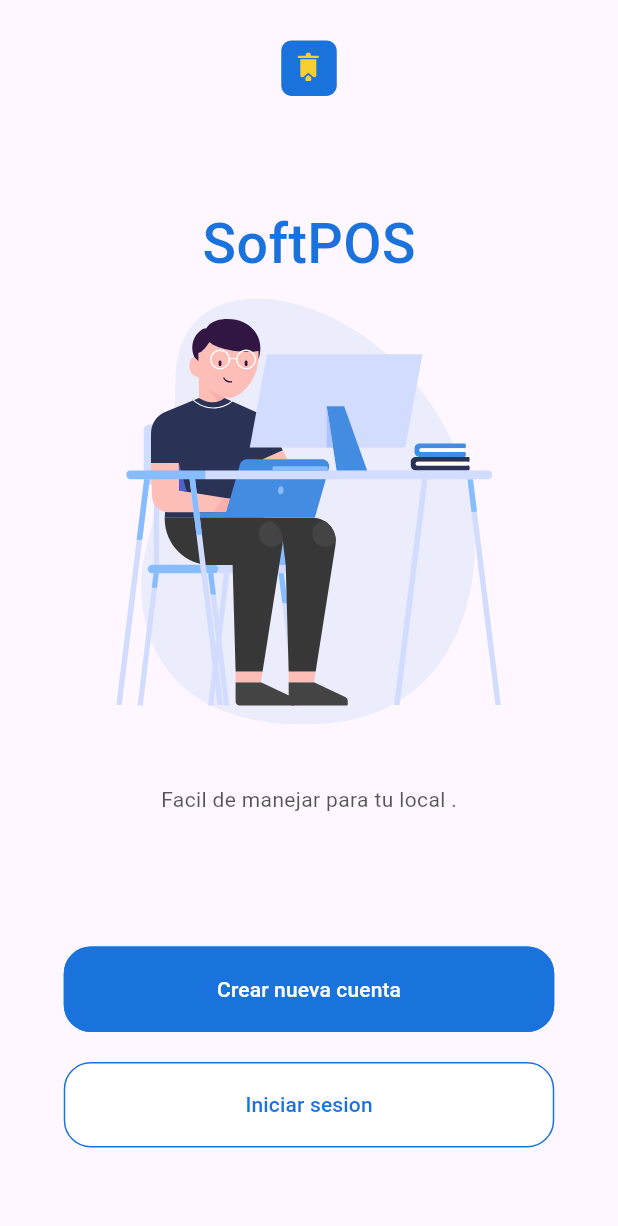
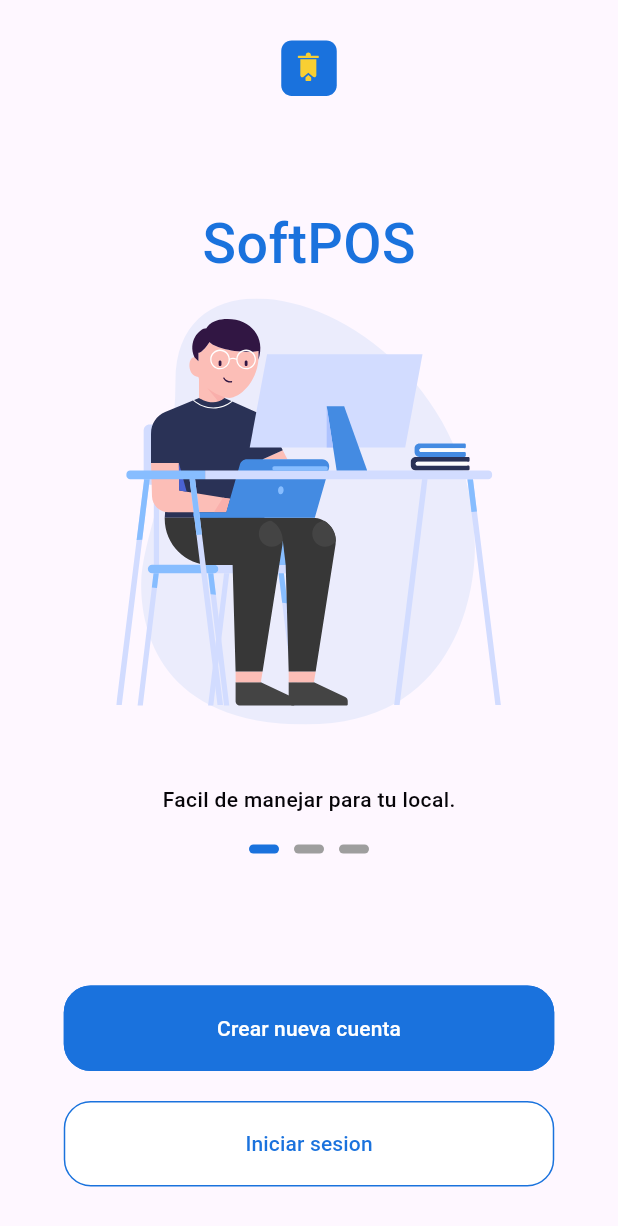
Before and after one commit to gustavosantaella/inventory, a Flutter app: the screen it shows after launch, on a phone screen of 412 x 824 dp. Shown: the top 1226 px of the screen. Run offline on Flutter 3.47's test engine with Material 3 defaults, Android fonts, the phone set to English and light mode, and no system bars; our stand-ins replace flutter_svg.

Commit message:
feat: add line

```diff
--- a/point_of_sales/lib/config/constants.dart
+++ b/point_of_sales/lib/config/constants.dart
@@ -2,7 +2,7 @@ import 'package:flutter/material.dart';
 
 class _ConstColors {
   Color blue = const Color.fromRGBO(26, 114, 221, 1);
-  Color black1 = const Color.fromARGB(173, 6, 4, 8);
+  Color black1 = const Color.fromARGB(255, 6, 4, 8);
 }
 
 class _Lang {
--- a/point_of_sales/lib/helpers/lang.dart
+++ b/point_of_sales/lib/helpers/lang.dart
@@ -4,7 +4,7 @@ String lang(String key, {String? lang}) {
   String l = lang ?? ConstApp.lang.defaultLang;
   Map<String, Map<String, String>> map = {
     "es": {
-      "Easy Management for your Store": "Facil de manejar para tu local ",
+      "Easy Management for your Store": "Facil de manejar para tu local",
       "Log in as Owner": "Iniciar sesion como Administrador",
       "Log in as Employee": "Iniciar sesion como Empleado",
       "Log in": "Iniciar sesion",
@@ -13,5 +13,5 @@ String lang(String key, {String? lang}) {
     "en": {}
   };
 
-  return map[l]?[key] ?? key;
+  return map[l]?[key]?.trim() ?? key.trim();
 }
--- a/point_of_sales/lib/modules/auth/screens/login_or_signin.dart
+++ b/point_of_sales/lib/modules/auth/screens/login_or_signin.dart
@@ -5,6 +5,7 @@ import 'package:point_of_sales/config/constants.dart';
 import 'package:point_of_sales/helpers/lang.dart';
 import 'package:point_of_sales/helpers/styles/button.dart';
 import 'package:flutter_svg/flutter_svg.dart';
+import 'package:point_of_sales/widgets/line.dart';
 
 class LoginOrSigin extends StatefulWidget {
   const LoginOrSigin({super.key});
@@ -52,7 +53,18 @@ class _LoginOrSigingState extends State<LoginOrSigin> {
                       const SizedBox(height: 40),
                       Text(
                         "${lang("Easy Management for your Store")}.",
-                        style: TextStyle(color: ConstApp.colors().black1),
+                        style: TextStyle(
+                            color: ConstApp.colors().black1,
+                            fontWeight: FontWeight.w500),
+                      ),
+                      const SizedBox(height: 20),
+                      Wrap(
+                        spacing: 10,
+                        children: [
+                          line(color: ConstApp.colors().blue),
+                          line(),
+                          line(),
+                        ],
                       ),
                       const SizedBox(height: 88),
                       SizedBox(
--- /dev/null
+++ b/point_of_sales/lib/widgets/line.dart
@@ -0,0 +1,17 @@
+import 'package:flutter/material.dart';
+
+line(
+    {double? padding,
+    double? width,
+    double? height,
+    double? borderRadius,
+    Color? color}) {
+  return Container(
+    width: width ?? 20,
+    height: height ?? 6,
+    padding: EdgeInsets.all(padding ?? 10),
+    decoration: BoxDecoration(
+        color: color ?? Colors.grey,
+        borderRadius: BorderRadius.all(Radius.circular(borderRadius ?? 100))),
+  );
+}
```
